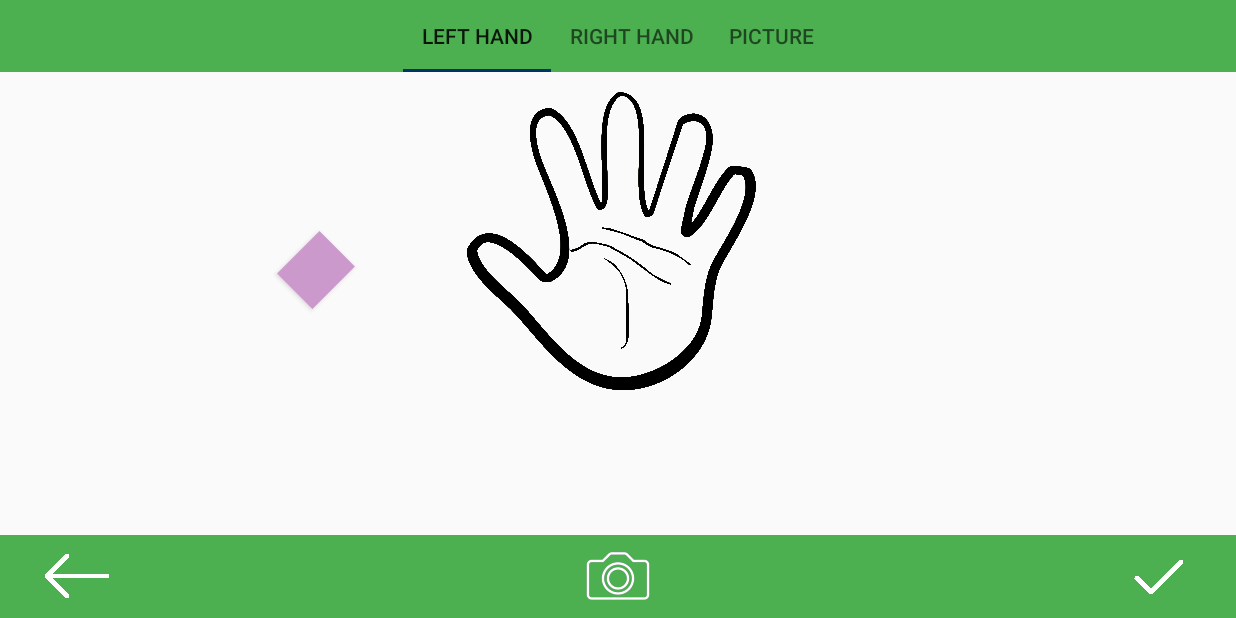
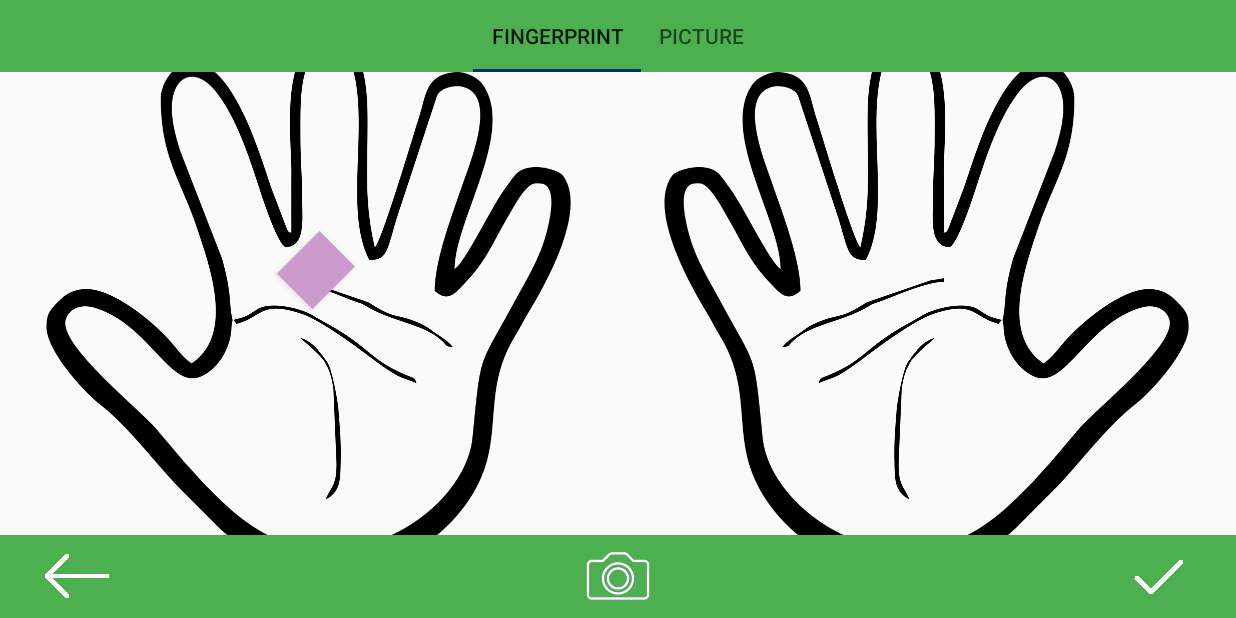
Before and after one commit to georgeemr/UsbHostModeFingerprint, an Android app: the GatherActivity screen opened directly, with no data from a screen before it, on a phone screen of 824 x 412 dp (held sideways). Run offline under Robolectric (Android 15) with nearby library versions, the phone set to English and light mode, and no system bars.

Commit message:
将采集指纹的左右手放在同一个界面

```diff
--- a/recognition/src/main/java/com/xiongdi/recognition/activity/GatherActivity.java
+++ b/recognition/src/main/java/com/xiongdi/recognition/activity/GatherActivity.java
@@ -32,7 +32,6 @@ import com.xiongdi.recognition.application.MainApplication;
 import com.xiongdi.recognition.fragment.GatherFingerDialogFragment;
 import com.xiongdi.recognition.fragment.LeftHandFragment;
 import com.xiongdi.recognition.fragment.PictureFragment;
-import com.xiongdi.recognition.fragment.RightHandFragment;
 import com.xiongdi.recognition.interfaces.GatherFingerprintResultInterface;
 import com.xiongdi.recognition.util.BmpUtil;
 import com.xiongdi.recognition.util.FileUtil;
@@ -100,15 +99,15 @@ public class GatherActivity extends AppCompatActivity implements View.OnClickLis
 
     private void iniData() {
         LeftHandFragment leftFg = new LeftHandFragment();
-        RightHandFragment rightFg = new RightHandFragment();
+//        RightHandFragment rightFg = new RightHandFragment();
         pictureFg = new PictureFragment();
         gatherData = new ArrayList<>();
         gatherData.add(leftFg);
-        gatherData.add(rightFg);
+//        gatherData.add(rightFg);
         gatherData.add(pictureFg);
         List<String> titleVp = new ArrayList<>();
-        titleVp.add(getString(R.string.tab_indicator_title_Left));
-        titleVp.add(getString(R.string.tab_indicator_title_right));
+        titleVp.add(getString(R.string.tab_indicator_title_finger));
+//        titleVp.add(getString(R.string.tab_indicator_title_right));
         titleVp.add(getString(R.string.tab_indicator_title_picture));
 
         gatherAdapter = new GatherInfoVpAdapter(getSupportFragmentManager(), gatherData, titleVp);
--- a/recognition/src/main/java/com/xiongdi/recognition/fragment/LeftHandFragment.java
+++ b/recognition/src/main/java/com/xiongdi/recognition/fragment/LeftHandFragment.java
@@ -21,6 +21,11 @@ public class LeftHandFragment extends Fragment implements View.OnClickListener {
     private final static int LEFT_MIDDLE_FINGER = 3;
     private final static int LEFT_INDEX_FINGER = 4;
     private final static int LEFT_THUMB_FINGER = 5;
+    private final static int RIGHT_LITTER_FINGER = 6;
+    private final static int RIGHT_RING_FINGER = 7;
+    private final static int RIGHT_MIDDLE_FINGER = 8;
+    private final static int RIGHT_INDEX_FINGER = 9;
+    private final static int RIGHT_THUMB_FINGER = 10;
 
     private Button leftLittleBT, leftRingBT, leftMiddleBT, leftIndexBT, leftThumbBT;
     private GatherActivity gatherActivity;
@@ -76,6 +81,21 @@ public class LeftHandFragment extends Fragment implements View.OnClickListener {
             case R.id.left_thumb_bt:
                 gatherActivity.setFingerNUM(LEFT_THUMB_FINGER);
                 break;
+            case R.id.right_little_finger_bt:
+                gatherActivity.setFingerNUM(RIGHT_LITTER_FINGER);
+                break;
+            case R.id.right_ring_finger_bt:
+                gatherActivity.setFingerNUM(RIGHT_RING_FINGER);
+                break;
+            case R.id.right_middle_finger_bt:
+                gatherActivity.setFingerNUM(RIGHT_MIDDLE_FINGER);
+                break;
+            case R.id.right_index_finger_bt:
+                gatherActivity.setFingerNUM(RIGHT_INDEX_FINGER);
+                break;
+            case R.id.right_thumb_bt:
+                gatherActivity.setFingerNUM(RIGHT_THUMB_FINGER);
+                break;
             default:
                 break;
         }
--- a/recognition/src/main/res/drawable/left_hand_bg.xml
+++ b/recognition/src/main/res/drawable/left_hand_bg.xml
@@ -1,5 +1,5 @@
 <?xml version="1.0" encoding="utf-8"?>
 <bitmap xmlns:android="http://schemas.android.com/apk/res/android"
-        android:gravity="top"
-        android:src="@mipmap/left_hand_white"
+        android:gravity="center"
+        android:src="@drawable/left_hand"
         android:tileMode="disabled"/>
--- a/recognition/src/main/res/drawable/right_hand_bg.xml
+++ b/recognition/src/main/res/drawable/right_hand_bg.xml
@@ -1,5 +1,5 @@
 <?xml version="1.0" encoding="utf-8"?>
 <bitmap xmlns:android="http://schemas.android.com/apk/res/android"
-        android:gravity="top"
-        android:src="@mipmap/right_hand_white"
+        android:gravity="center"
+        android:src="@drawable/right_hand"
         android:tileMode="disabled"/>
--- a/recognition/src/main/res/layout-land/left_hand_layout.xml
+++ b/recognition/src/main/res/layout-land/left_hand_layout.xml
@@ -1,9 +1,17 @@
 <?xml version="1.0" encoding="utf-8"?>
-<FrameLayout
-    android:id="@+id/right_hand"
+
+<LinearLayout
     xmlns:android="http://schemas.android.com/apk/res/android"
     android:layout_width="match_parent"
     android:layout_height="match_parent"
+    android:baselineAligned="false">
+
+    <FrameLayout
+        android:id="@+id/left_hand"
+        xmlns:android="http://schemas.android.com/apk/res/android"
+        android:layout_width="0dp"
+        android:layout_height="match_parent"
+        android:layout_weight="1"
         android:background="@drawable/left_hand_bg">
 
         <Button
@@ -53,3 +61,59 @@
         <!--android:background="#99ccff"-->
 
     </FrameLayout>
+
+    <FrameLayout
+        android:id="@+id/right_hand"
+        android:layout_width="0dp"
+        android:layout_height="match_parent"
+        android:layout_weight="1"
+        android:background="@drawable/right_hand_bg"
+        android:visibility="visible">
+
+        <Button
+            android:id="@+id/right_little_finger_bt"
+            style="@style/FingerStyle"
+            android:layout_marginLeft="193dp"
+            android:layout_marginStart="193dp"
+            android:layout_marginTop="68dp"
+            android:rotation="58"/>
+        <!--android:background="#99ccff"-->
+
+        <Button
+            android:id="@+id/right_ring_finger_bt"
+            style="@style/FingerStyle"
+            android:layout_marginLeft="220dip"
+            android:layout_marginStart="220dp"
+            android:layout_marginTop="32dip"
+            android:rotation="70"/>
+        <!--android:background="#ffff66"-->
+
+        <Button
+            android:id="@+id/right_middle_finger_bt"
+            style="@style/FingerStyle"
+            android:layout_marginLeft="264dip"
+            android:layout_marginStart="264dp"
+            android:layout_marginTop="12dip"
+            android:rotation="90"/>
+        <!--android:background="#336699"-->
+
+        <Button
+            android:id="@+id/right_index_finger_bt"
+            style="@style/FingerStyle"
+            android:layout_marginLeft="330dp"
+            android:layout_marginStart="330dp"
+            android:layout_marginTop="30dp"
+            android:rotation="-65"/>
+        <!--android:background="#cc9933"-->
+
+        <Button
+            android:id="@+id/right_thumb_bt"
+            style="@style/FingerStyle"
+            android:layout_marginLeft="360dp"
+            android:layout_marginStart="360dp"
+            android:layout_marginTop="115dp"
+            android:rotation="-37"/>
+        <!--android:background="#cc99cc"-->
+
+    </FrameLayout>
+</LinearLayout>
--- a/recognition/src/main/res/values/strings.xml
+++ b/recognition/src/main/res/values/strings.xml
@@ -33,6 +33,7 @@
     <string name="bottom_take_picture">take picture</string>
     <string name="bottom_save">save</string>
     <string name="bottom_gather">gather</string>
+    <string name="tab_indicator_title_finger">Fingerprint</string>
     <string name="tab_indicator_title_Left">Left Hand</string>
     <string name="tab_indicator_title_right">Right Hand</string>
     <string name="tab_indicator_title_picture">Picture</string>
```
Also changed, not shown: recognition/src/main/res/drawable-xxhdpi/left_hand.png (added), recognition/src/main/res/drawable-xxhdpi/right_hand.png (added), recognition/src/main/res/mipmap-hdpi/left_hand_white.png (deleted), recognition/src/main/res/mipmap-hdpi/right_hand_white.png (deleted). Lines whose indentation alone changed are shown as unchanged.
